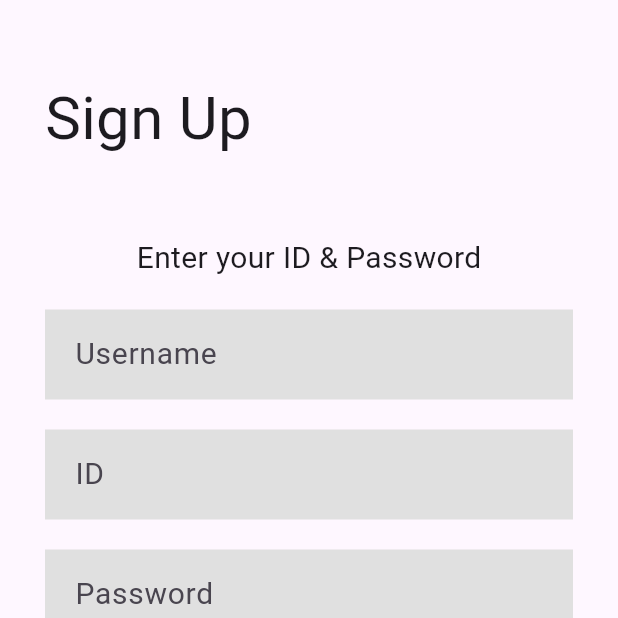
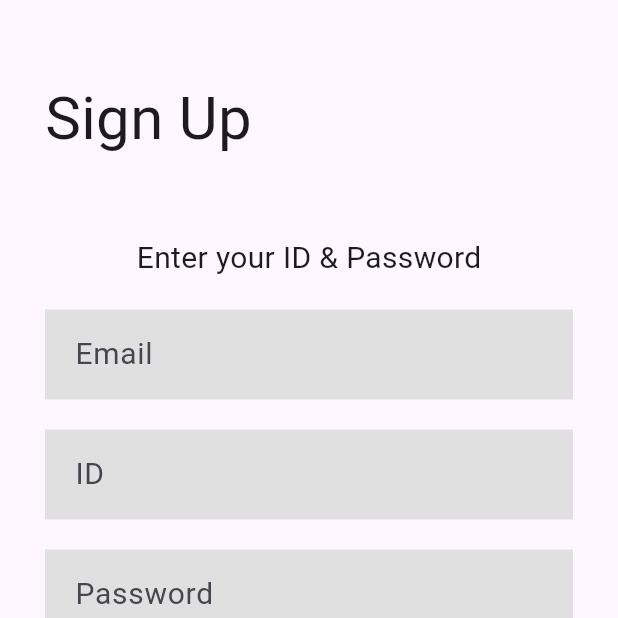
Before and after one commit to 2023ToolsProject/trablog-flutter, a Flutter app: the SignUpPage screen opened directly, on a phone screen of 412 x 824 dp, the top half of it. Run offline on Flutter 3.47's test engine with Material 3 defaults, Android fonts, the phone set to English and light mode, and no system bars; our stand-ins replace dio, fluttertoast, geolocator, google_maps_flutter, image_picker, shared_preferences; missing offline and left inert: custom_marker; accounts and stored records are empty; network calls fail.

Commit message:
로그인 수정

```diff
--- a/lib/page/sign_pages/sign_up_page.dart
+++ b/lib/page/sign_pages/sign_up_page.dart
@@ -35,7 +35,7 @@ class SignUpPage extends StatelessWidget {
                         child: const Text('Enter your ID & Password',style: TextStyle(fontSize: 20),),
                       ),
                       space,
-                      TextForm('Username',context.read<SignModel>().con1),
+                      TextForm('Email',context.read<SignModel>().con1),
                       space,
                       TextForm('ID',context.read<SignModel>().con2,),
                       space,
--- a/lib/view_model/sign_model.dart
+++ b/lib/view_model/sign_model.dart
@@ -43,8 +43,8 @@ class SignModel extends ChangeNotifier {
 
   signUp() async{
     Map<String,String> mapData = {
-      'username' : con1.text,
-      'email' : con2.text,
+      'email' : con1.text,
+      'username' : con2.text,
       'password' : con3!.text,
     };
     var response = await trabDio.post(JOIN,data: mapData);
```
